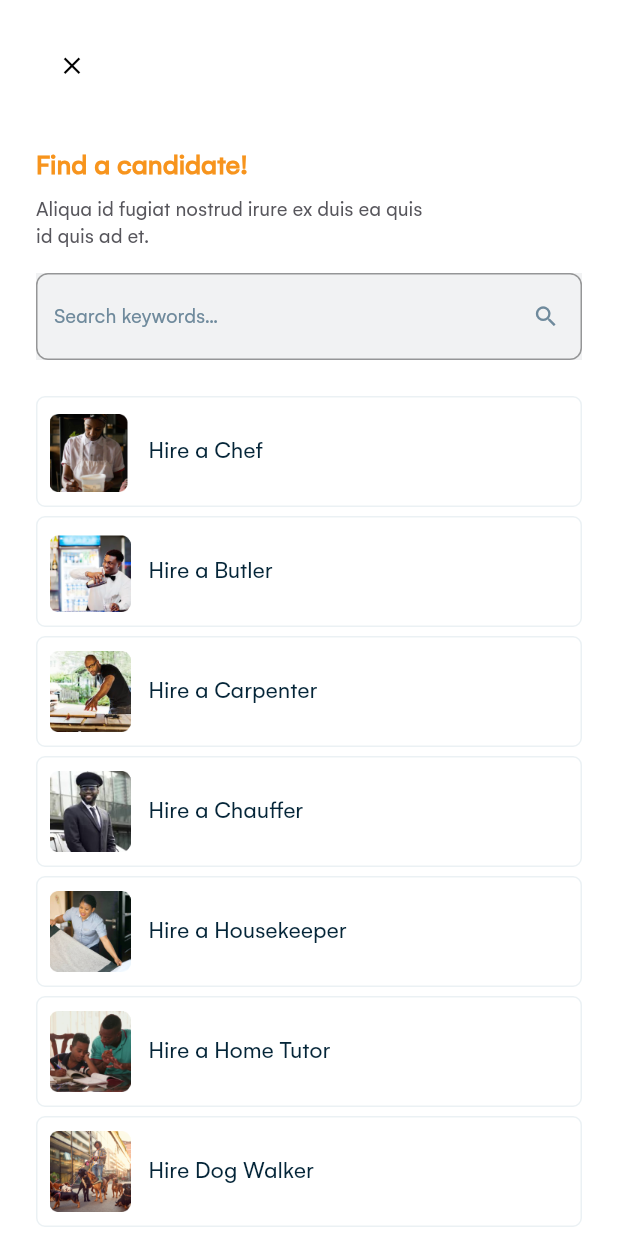
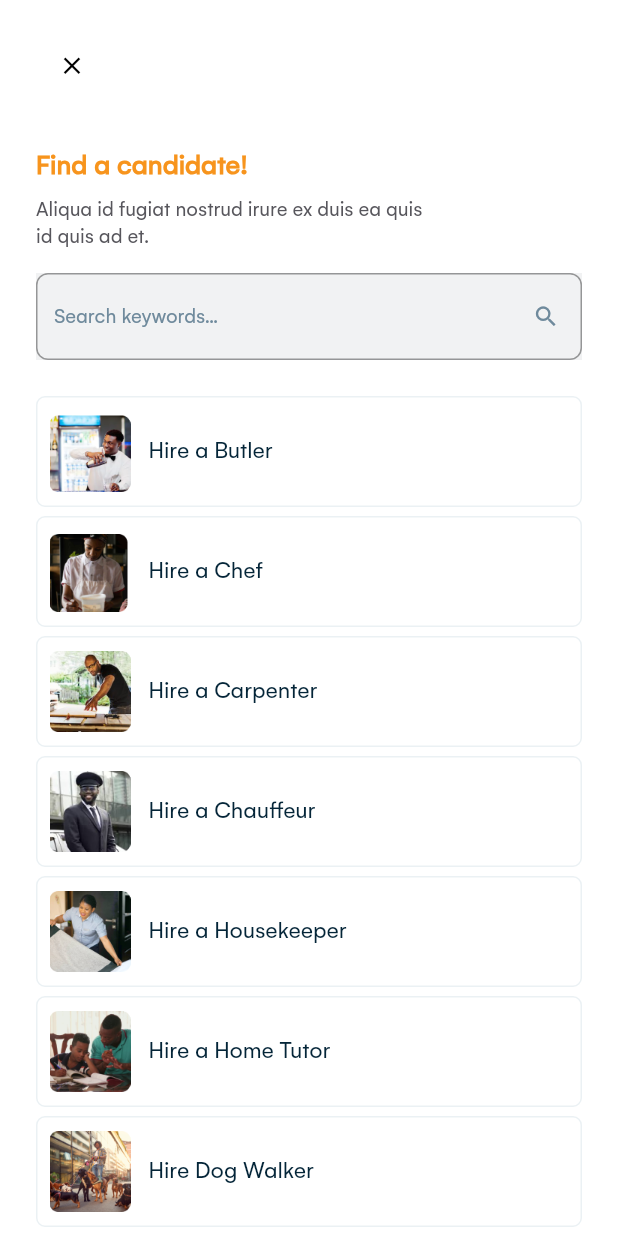
Before and after one commit to sirakej/Household, a Flutter app: the FindACandidate screen opened by its route, on a phone screen of 412 x 824 dp. Run offline on Flutter 3.47's test engine with Material 2 defaults, Android fonts, the phone set to English and light mode, and no system bars.

Commit message:
text update

```diff
--- a/lib/ui/candidate/find_a_candidate.dart
+++ b/lib/ui/candidate/find_a_candidate.dart
@@ -74,13 +74,13 @@ class _FindACandidateState extends State<FindACandidate> {
                     child: Column(
                       children: [
                         Container(height: 16,),
+                        _buildCandidateContainer("Hire a Butler", "assets/icons/butler.png"),
+                        SizedBox(height: 6,),
                         _buildCandidateContainer("Hire a Chef", "assets/icons/chef.png"),
-                        SizedBox(height: 6,),
-                        _buildCandidateContainer("Hire a Butler", "assets/icons/butler.png"),
                         SizedBox(height: 6,),
                         _buildCandidateContainer("Hire a Carpenter", "assets/icons/Carpenter.png"),
                         SizedBox(height: 6,),
-                        _buildCandidateContainer("Hire a Chauffer", "assets/icons/Chauffer.png"),
+                        _buildCandidateContainer("Hire a Chauffeur", "assets/icons/Chauffer.png"),
                         SizedBox(height: 6,),
                         _buildCandidateContainer("Hire a Housekeeper", "assets/icons/Housekeeper.png"),
                         SizedBox(height: 6,),
@@ -90,7 +90,7 @@ class _FindACandidateState extends State<FindACandidate> {
                         SizedBox(height: 6,),
                         _buildCandidateContainer("Hire a Hair Stylist", "assets/icons/Hair Stylist.png"),
                         SizedBox(height: 6,),
-                        _buildCandidateContainer("Hire a Barber", "assets/icons/Barber.png"),
+                        _buildCandidateContainer("Hire a Gardener", "assets/icons/gardener.png"),
                         SizedBox(height: 6,),
                         _buildCandidateContainer("Hire a Caregiver", "assets/icons/Caregiver.png"),
                       ],
```
Also changed, not shown: assets/icons/gardener.png (added).
